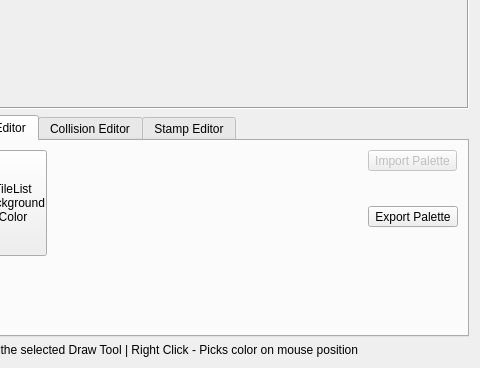
Old version of the form RetroEDv2/tools/sceneproperties/tileseteditor.ui in the repository RSDKModding/RetroED; both pictures show x 326 to 806 and y 232 to 600 of the 806 by 600 pixel window.
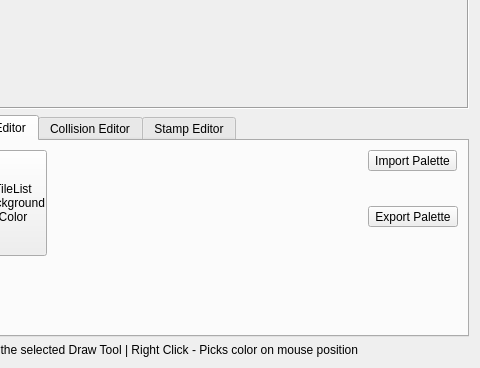
New version of the form. Icons and pictures are not drawn.

The edit to the form file:
```diff
--- a/RetroEDv2/tools/sceneproperties/tileseteditor.ui
+++ b/RetroEDv2/tools/sceneproperties/tileseteditor.ui
@@ -543,7 +543,7 @@
        <item row="0" column="6">
         <widget class="QToolButton" name="importPal">
          <property name="enabled">
-          <bool>false</bool>
+          <bool>true</bool>
          </property>
          <property name="text">
           <string>Import Palette</string>
```
